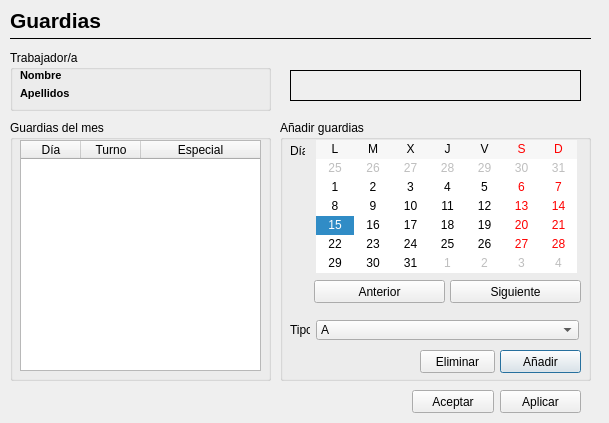
The window that SocratesUI/UIFiles/DialogEditorTurnosPorEmpleado.ui (rmon-vfer/helion) describes before a commit, drawn with Qt 5.
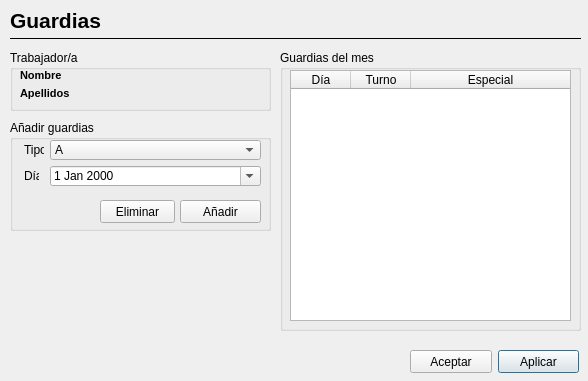
The same window after the commit. Icons and pictures are not drawn.

Commit message: Cambio parcial de Arrow a QDate, modificaciones en la UI

Patch:
```diff
--- a/SocratesUI/UIFiles/DialogEditorTurnosPorEmpleado.ui
+++ b/SocratesUI/UIFiles/DialogEditorTurnosPorEmpleado.ui
@@ -6,20 +6,20 @@
    <rect>
     <x>0</x>
     <y>0</y>
-    <width>609</width>
-    <height>423</height>
+    <width>588</width>
+    <height>381</height>
    </rect>
   </property>
   <property name="minimumSize">
    <size>
-    <width>609</width>
-    <height>423</height>
+    <width>588</width>
+    <height>381</height>
    </size>
   </property>
   <property name="maximumSize">
    <size>
-    <width>609</width>
-    <height>423</height>
+    <width>588</width>
+    <height>381</height>
    </size>
   </property>
   <property name="acceptDrops">
@@ -53,7 +53,7 @@
     <rect>
      <x>10</x>
      <y>30</y>
-     <width>581</width>
+     <width>571</width>
      <height>16</height>
     </rect>
    </property>
@@ -67,10 +67,10 @@
   <widget class="QGroupBox" name="groupBox">
    <property name="geometry">
     <rect>
-     <x>10</x>
-     <y>120</y>
-     <width>261</width>
-     <height>261</height>
+     <x>280</x>
+     <y>50</y>
+     <width>301</width>
+     <height>281</height>
     </rect>
    </property>
    <property name="title">
@@ -81,8 +81,8 @@
      <rect>
       <x>10</x>
       <y>20</y>
-      <width>241</width>
-      <height>231</height>
+      <width>281</width>
+      <height>251</height>
      </rect>
     </property>
     <property name="selectionBehavior">
@@ -117,184 +117,6 @@
     </column>
    </widget>
   </widget>
-  <widget class="QGroupBox" name="groupBox_2">
-   <property name="geometry">
-    <rect>
-     <x>280</x>
-     <y>120</y>
-     <width>311</width>
-     <height>261</height>
-    </rect>
-   </property>
-   <property name="title">
-    <string>Añadir guardias</string>
-   </property>
-   <widget class="QLabel" name="label_6">
-    <property name="geometry">
-     <rect>
-      <x>10</x>
-      <y>200</y>
-      <width>20</width>
-      <height>20</height>
-     </rect>
-    </property>
-    <property name="text">
-     <string>Tipo</string>
-    </property>
-   </widget>
-   <widget class="QPushButton" name="addButton">
-    <property name="geometry">
-     <rect>
-      <x>220</x>
-      <y>230</y>
-      <width>81</width>
-      <height>23</height>
-     </rect>
-    </property>
-    <property name="text">
-     <string>Añadir</string>
-    </property>
-   </widget>
-   <widget class="QCalendarWidget" name="calendarioDia">
-    <property name="geometry">
-     <rect>
-      <x>36</x>
-      <y>20</y>
-      <width>261</width>
-      <height>133</height>
-     </rect>
-    </property>
-    <property name="locale">
-     <locale language="Spanish" country="Spain"/>
-    </property>
-    <property name="firstDayOfWeek">
-     <enum>Qt::Monday</enum>
-    </property>
-    <property name="gridVisible">
-     <bool>false</bool>
-    </property>
-    <property name="horizontalHeaderFormat">
-     <enum>QCalendarWidget::SingleLetterDayNames</enum>
-    </property>
-    <property name="verticalHeaderFormat">
-     <enum>QCalendarWidget::NoVerticalHeader</enum>
-    </property>
-    <property name="navigationBarVisible">
-     <bool>false</bool>
-    </property>
-   </widget>
-   <widget class="QPushButton" name="eliminarButton">
-    <property name="geometry">
-     <rect>
-      <x>140</x>
-      <y>230</y>
-      <width>75</width>
-      <height>23</height>
-     </rect>
-    </property>
-    <property name="text">
-     <string>Eliminar</string>
-    </property>
-   </widget>
-   <widget class="QPushButton" name="siguienteButton">
-    <property name="geometry">
-     <rect>
-      <x>170</x>
-      <y>160</y>
-      <width>131</width>
-      <height>23</height>
-     </rect>
-    </property>
-    <property name="text">
-     <string>Siguiente</string>
-    </property>
-   </widget>
-   <widget class="QComboBox" name="comboTurno">
-    <property name="geometry">
-     <rect>
-      <x>36</x>
-      <y>200</y>
-      <width>263</width>
-      <height>20</height>
-     </rect>
-    </property>
-    <property name="editable">
-     <bool>false</bool>
-    </property>
-    <item>
-     <property name="text">
-      <string>A</string>
-     </property>
-    </item>
-    <item>
-     <property name="text">
-      <string>B</string>
-     </property>
-    </item>
-   </widget>
-   <widget class="QPushButton" name="anteriorButton">
-    <property name="geometry">
-     <rect>
-      <x>34</x>
-      <y>160</y>
-      <width>131</width>
-      <height>23</height>
-     </rect>
-    </property>
-    <property name="text">
-     <string>Anterior</string>
-    </property>
-   </widget>
-   <widget class="QLabel" name="label_4">
-    <property name="geometry">
-     <rect>
-      <x>10</x>
-      <y>20</y>
-      <width>15</width>
-      <height>22</height>
-     </rect>
-    </property>
-    <property name="text">
-     <string>Día</string>
-    </property>
-   </widget>
-  </widget>
-  <widget class="QFrame" name="frame">
-   <property name="geometry">
-    <rect>
-     <x>290</x>
-     <y>70</y>
-     <width>291</width>
-     <height>31</height>
-    </rect>
-   </property>
-   <property name="frameShape">
-    <enum>QFrame::Box</enum>
-   </property>
-   <property name="frameShadow">
-    <enum>QFrame::Plain</enum>
-   </property>
-   <widget class="QLabel" name="mesLabel">
-    <property name="geometry">
-     <rect>
-      <x>0</x>
-      <y>0</y>
-      <width>291</width>
-      <height>31</height>
-     </rect>
-    </property>
-    <property name="font">
-     <font>
-      <pointsize>11</pointsize>
-      <weight>75</weight>
-      <bold>true</bold>
-     </font>
-    </property>
-    <property name="text">
-     <string/>
-    </property>
-   </widget>
-  </widget>
   <widget class="QGroupBox" name="groupBox_3">
    <property name="geometry">
     <rect>
@@ -377,8 +199,8 @@
   <widget class="QPushButton" name="botonAplicar">
    <property name="geometry">
     <rect>
-     <x>500</x>
-     <y>390</y>
+     <x>498</x>
+     <y>350</y>
      <width>81</width>
      <height>23</height>
     </rect>
@@ -390,8 +212,8 @@
   <widget class="QPushButton" name="botonOk">
    <property name="geometry">
     <rect>
-     <x>412</x>
-     <y>390</y>
+     <x>410</x>
+     <y>350</y>
      <width>82</width>
      <height>23</height>
     </rect>
@@ -400,6 +222,113 @@
     <string>Aceptar</string>
    </property>
   </widget>
+  <widget class="QGroupBox" name="groupBox_2">
+   <property name="geometry">
+    <rect>
+     <x>10</x>
+     <y>120</y>
+     <width>261</width>
+     <height>111</height>
+    </rect>
+   </property>
+   <property name="title">
+    <string>Añadir guardias</string>
+   </property>
+   <widget class="QPushButton" name="addButton">
+    <property name="geometry">
+     <rect>
+      <x>170</x>
+      <y>80</y>
+      <width>81</width>
+      <height>23</height>
+     </rect>
+    </property>
+    <property name="text">
+     <string>Añadir</string>
+    </property>
+   </widget>
+   <widget class="QPushButton" name="eliminarButton">
+    <property name="geometry">
+     <rect>
+      <x>90</x>
+      <y>80</y>
+      <width>75</width>
+      <height>23</height>
+     </rect>
+    </property>
+    <property name="text">
+     <string>Eliminar</string>
+    </property>
+   </widget>
+   <widget class="QComboBox" name="comboTurno">
+    <property name="geometry">
+     <rect>
+      <x>40</x>
+      <y>20</y>
+      <width>211</width>
+      <height>20</height>
+     </rect>
+    </property>
+    <property name="editable">
+     <bool>false</bool>
+    </property>
+    <item>
+     <property name="text">
+      <string>A</string>
+     </property>
+    </item>
+    <item>
+     <property name="text">
+      <string>B</string>
+     </property>
+    </item>
+   </widget>
+   <widget class="QLabel" name="label_4">
+    <property name="geometry">
+     <rect>
+      <x>14</x>
+      <y>46</y>
+      <width>15</width>
+      <height>20</height>
+     </rect>
+    </property>
+    <property name="text">
+     <string>Día</string>
+    </property>
+   </widget>
+   <widget class="QDateEdit" name="dateEdit">
+    <property name="geometry">
+     <rect>
+      <x>40</x>
+      <y>46</y>
+      <width>211</width>
+      <height>20</height>
+     </rect>
+    </property>
+    <property name="styleSheet">
+     <string notr="true">    /* navigation bar */
+    QCalendarWidget QWidget#qt_calendar_navigationbar { 
+			background-color: grey;
+	}</string>
+    </property>
+    <property name="calendarPopup">
+     <bool>true</bool>
+    </property>
+   </widget>
+   <widget class="QLabel" name="label_6">
+    <property name="geometry">
+     <rect>
+      <x>14</x>
+      <y>20</y>
+      <width>20</width>
+      <height>20</height>
+     </rect>
+    </property>
+    <property name="text">
+     <string>Tipo</string>
+    </property>
+   </widget>
+  </widget>
  </widget>
  <resources/>
  <connections/>
```
Left out of the diff: 12 changed lines with no effect on the pictures. The commit also changes 17 other files.
